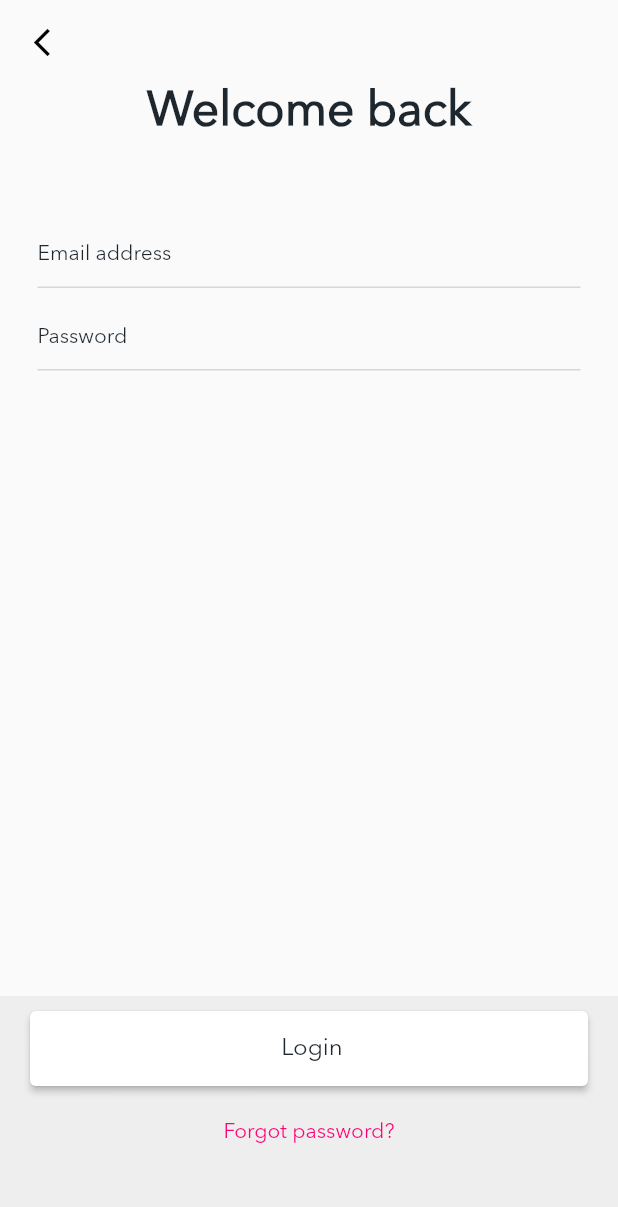
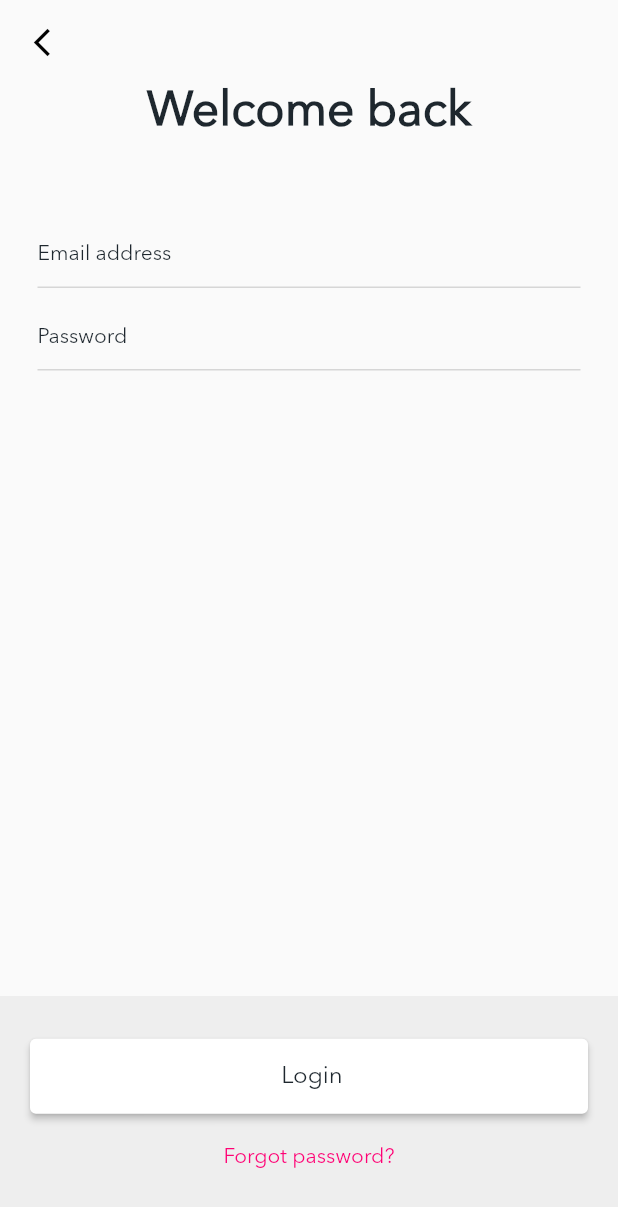
Before and after one commit to linhxeom1996/louis_moody_ui, a Flutter app: the LoginPage screen opened directly, on a phone screen of 412 x 824 dp. Shown: the top 1207 px of the screen. Run offline on Flutter 3.47's test engine with Material 2 defaults, Android fonts, the phone set to English and light mode, and no system bars; our stand-ins replace easy_localization.

Commit message:
add login page

```diff
--- a/lib/main.dart
+++ b/lib/main.dart
@@ -1,5 +1,6 @@
 import 'package:easy_localization/easy_localization.dart';
 import 'package:flutter/material.dart';
+import 'package:louis_moody_ui/pages/home/home_page.dart';
 import 'package:louis_moody_ui/pages/login/login_page.dart';
 import 'package:louis_moody_ui/pages/onBoarding/onBoarding.dart';
 import 'package:louis_moody_ui/pages/sign_up_pass/signUp_pass.dart';
@@ -27,7 +28,7 @@ class MyApp extends StatelessWidget {
       supportedLocales: context.supportedLocales,
       locale: context.locale,
       title: 'Flutter Demo',
-      home: LoginPage(),
+      home: HomePage(),
     );
   }
 }
--- a/lib/pages/login/login_page.dart
+++ b/lib/pages/login/login_page.dart
@@ -65,6 +65,7 @@ class _LoginPageState extends State<LoginPage> {
                 height: 160,
                 color: ColorBase.boxGreyColor,
                 child: Column(
+                  mainAxisAlignment: MainAxisAlignment.center,
                   children: <Widget>[
                     SizedBox(
                       width: double.infinity,
@@ -77,7 +78,7 @@ class _LoginPageState extends State<LoginPage> {
                         textStyle: StyleTxTBase().textButtonBlack,
                       ),
                     ),
-                    SizedBox(height: 7),
+                    SizedBox(height: 5),
                     TextButton(
                         onPressed: () {
                           log("tab forgot pass");
```
Also changed, not shown: lib/pages/home/home_page.dart (added, +14 -0 lines).
